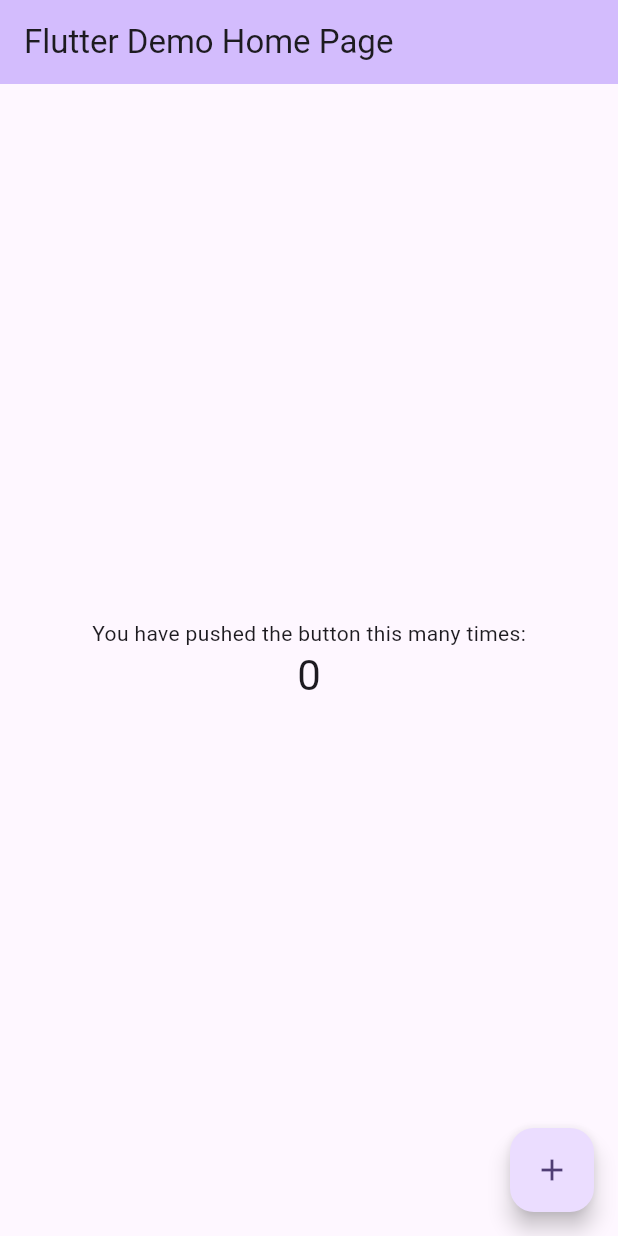
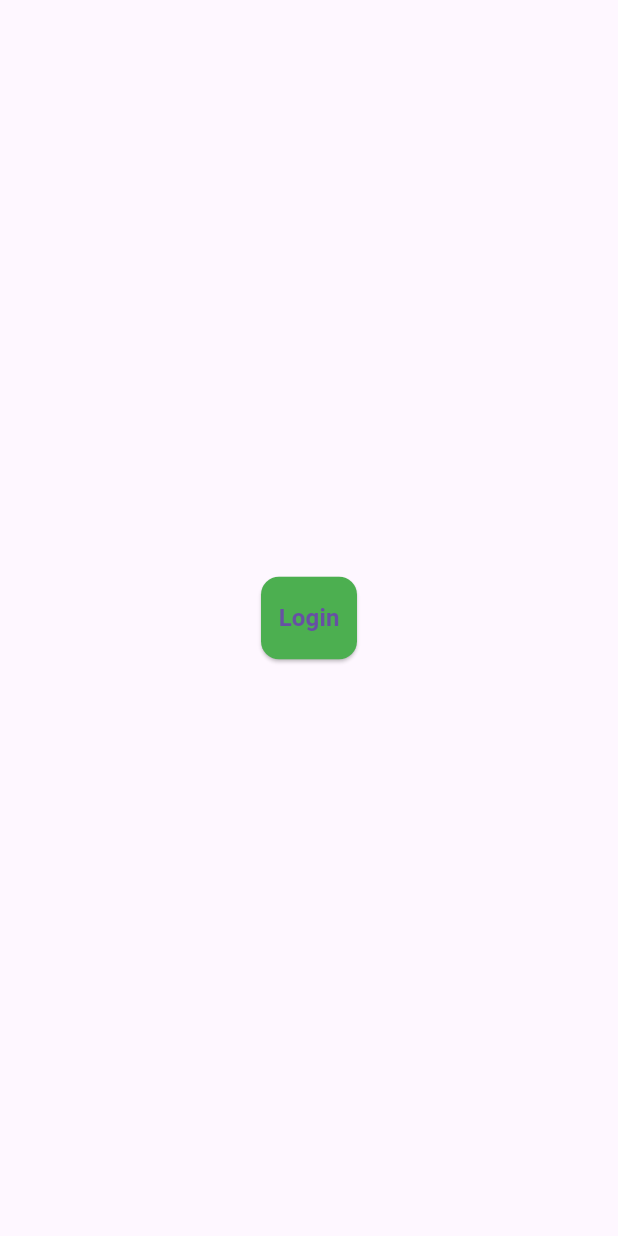
Before and after one commit to rajuwahyudii/task_management, a Flutter app: the screen it shows after launch, on a phone screen of 412 x 824 dp. Run offline on Flutter 3.47's test engine with Material 3 defaults, Android fonts, the phone set to English and light mode, and no system bars; our stand-ins replace go_router.

Commit message:
mkae card_task, route, page

```diff
--- /dev/null
+++ b/lib/features/login/view/login_view.dart
@@ -0,0 +1,45 @@
+import 'package:flutter/material.dart';
+
+class LoginView extends StatefulWidget {
+  const LoginView({super.key});
+
+  @override
+  State<LoginView> createState() => _LoginViewState();
+}
+
+class _LoginViewState extends State<LoginView> {
+  @override
+  Widget build(BuildContext context) {
+    return Scaffold(
+      body: SafeArea(
+          child: Center(
+        child: SingleChildScrollView(
+          padding: const EdgeInsets.all(24.0),
+          child: Form(
+            child: Column(
+              children: [
+                ElevatedButton(
+                  onPressed: () {},
+                  style: ElevatedButton.styleFrom(
+                    backgroundColor: Colors.green,
+                    padding: const EdgeInsets.symmetric(vertical: 16),
+                    shape: RoundedRectangleBorder(
+                      borderRadius: BorderRadius.circular(12),
+                    ),
+                  ),
+                  child: const Text(
+                    'Login',
+                    style: TextStyle(
+                      fontSize: 16,
+                      fontWeight: FontWeight.bold,
+                    ),
+                  ),
+                ),
+              ],
+            ),
+          ),
+        ),
+      )),
+    );
+  }
+}
--- a/lib/main.dart
+++ b/lib/main.dart
@@ -1,4 +1,5 @@
 import 'package:flutter/material.dart';
+import 'package:task_management/router/route.dart';
 
 void main() {
   runApp(const MyApp());
@@ -10,116 +11,12 @@ class MyApp extends StatelessWidget {
   // This widget is the root of your application.
   @override
   Widget build(BuildContext context) {
-    return MaterialApp(
-      title: 'Flutter Demo',
+    return MaterialApp.router(
+      title: 'Task Manaegent',
       theme: ThemeData(
-        // This is the theme of your application.
-        //
-        // TRY THIS: Try running your application with "flutter run". You'll see
-        // the application has a purple toolbar. Then, without quitting the app,
-        // try changing the seedColor in the colorScheme below to Colors.green
-        // and then invoke "hot reload" (save your changes or press the "hot
-        // reload" button in a Flutter-supported IDE, or press "r" if you used
-        // the command line to start the app).
-        //
-        // Notice that the counter didn't reset back to zero; the application
-        // state is not lost during the reload. To reset the state, use hot
-        // restart instead.
-        //
-        // This works for code too, not just values: Most code changes can be
-        // tested with just a hot reload.
-        colorScheme: ColorScheme.fromSeed(seedColor: Colors.deepPurple),
         useMaterial3: true,
       ),
-      home: const MyHomePage(title: 'Flutter Demo Home Page'),
+      routerConfig: router,
     );
   }
 }
-
-class MyHomePage extends StatefulWidget {
-  const MyHomePage({super.key, required this.title});
-
-  // This widget is the home page of your application. It is stateful, meaning
-  // that it has a State object (defined below) that contains fields that affect
-  // how it looks.
-
-  // This class is the configuration for the state. It holds the values (in this
-  // case the title) provided by the parent (in this case the App widget) and
-  // used by the build method of the State. Fields in a Widget subclass are
-  // always marked "final".
-
-  final String title;
-
-  @override
-  State<MyHomePage> createState() => _MyHomePageState();
-}
-
-class _MyHomePageState extends State<MyHomePage> {
-  int _counter = 0;
-
-  void _incrementCounter() {
-    setState(() {
-      // This call to setState tells the Flutter framework that something has
-      // changed in this State, which causes it to rerun the build method below
-      // so that the display can reflect the updated values. If we changed
-      // _counter without calling setState(), then the build method would not be
-      // called again, and so nothing would appear to happen.
-      _counter++;
-    });
-  }
-
-  @override
-  Widget build(BuildContext context) {
-    // This method is rerun every time setState is called, for instance as done
-    // by the _incrementCounter method above.
-    //
-    // The Flutter framework has been optimized to make rerunning build methods
-    // fast, so that you can just rebuild anything that needs updating rather
-    // than having to individually change instances of widgets.
-    return Scaffold(
-      appBar: AppBar(
-        // TRY THIS: Try changing the color here to a specific color (to
-        // Colors.amber, perhaps?) and trigger a hot reload to see the AppBar
-        // change color while the other colors stay the same.
-        backgroundColor: Theme.of(context).colorScheme.inversePrimary,
-        // Here we take the value from the MyHomePage object that was created by
-        // the App.build method, and use it to set our appbar title.
-        title: Text(widget.title),
-      ),
-      body: Center(
-        // Center is a layout widget. It takes a single child and positions it
-        // in the middle of the parent.
-        child: Column(
-          // Column is also a layout widget. It takes a list of children and
-          // arranges them vertically. By default, it sizes itself to fit its
-          // children horizontally, and tries to be as tall as its parent.
-          //
-          // Column has various properties to control how it sizes itself and
-          // how it positions its children. Here we use mainAxisAlignment to
-          // center the children vertically; the main axis here is the vertical
-          // axis because Columns are vertical (the cross axis would be
-          // horizontal).
-          //
-          // TRY THIS: Invoke "debug painting" (choose the "Toggle Debug Paint"
-          // action in the IDE, or press "p" in the console), to see the
-          // wireframe for each widget.
-          mainAxisAlignment: MainAxisAlignment.center,
-          children: <Widget>[
-            const Text(
-              'You have pushed the button this many times:',
-            ),
-            Text(
-              '$_counter',
-              style: Theme.of(context).textTheme.headlineMedium,
-            ),
-          ],
-        ),
-      ),
-      floatingActionButton: FloatingActionButton(
-        onPressed: _incrementCounter,
-        tooltip: 'Increment',
-        child: const Icon(Icons.add),
-      ), // This trailing comma makes auto-formatting nicer for build methods.
-    );
-  }
-}
--- /dev/null
+++ b/lib/router/route.dart
@@ -0,0 +1,22 @@
+import 'package:go_router/go_router.dart';
+import 'package:task_management/features/home/view/home_view.dart';
+import 'package:task_management/features/login/view/login_view.dart';
+import 'package:task_management/features/splash/view/splash_view.dart';
+import 'package:task_management/router/strings.dart';
+
+final router = GoRouter(routes: [
+  GoRoute(
+    path: '/',
+    builder: (_, __) => const SplashView(),
+  ),
+  GoRoute(
+    path: '/home',
+    name: RouteString.home,
+    builder: (_, __) => const HomeView(),
+  ),
+  GoRoute(
+    path: '/login',
+    name: RouteString.login,
+    builder: (_, __) => const LoginView(),
+  )
+]);
--- /dev/null
+++ b/lib/router/routes.dart
@@ -0,0 +1,9 @@
+import 'package:task_management/router/route.dart';
+import 'package:task_management/router/strings.dart';
+
+class Routes {
+  static goSplash() => router.pushReplacementNamed(RouteString.splash);
+
+  static goHome() => router.pushReplacementNamed(RouteString.home);
+  static goLogin() => router.pushReplacementNamed(RouteString.login);
+}
--- /dev/null
+++ b/lib/router/strings.dart
@@ -0,0 +1,5 @@
+class RouteString {
+  static const splash = "splash";
+  static const home = "home";
+  static const login = "login";
+}
--- a/pubspec.yaml
+++ b/pubspec.yaml
@@ -37,6 +37,7 @@ dependencies:
   flutter_bloc: ^9.0.0
   bloc: ^9.0.0
   sqflite: ^2.4.1
+  go_router: ^14.8.0
 
 dev_dependencies:
   flutter_test:
```
Also changed, not shown: lib/features/home/view/home_view.dart (added, +34 -0 lines), lib/features/splash/view/splash_view.dart (added, +37 -0 lines), lib/shared/screen_size.dart (added, +11 -0 lines), lib/shared/widgets/card_task.dart (added, +28 -0 lines), lib/shared/widgets/form_field.dart (added), pubspec.lock, 3 other files.
